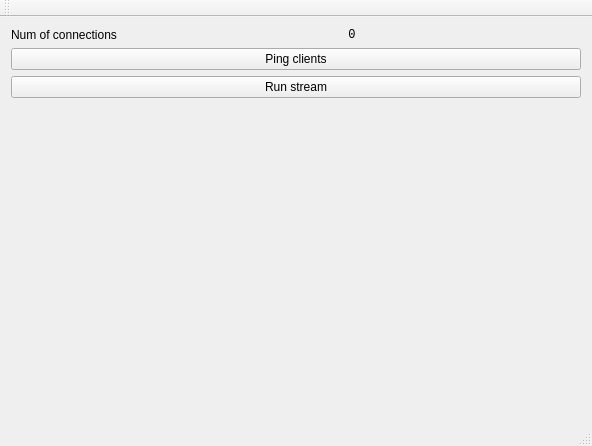
Above: server/main_window.ui from redmoo/P2P-Radio before the change. Below: the same form after it.
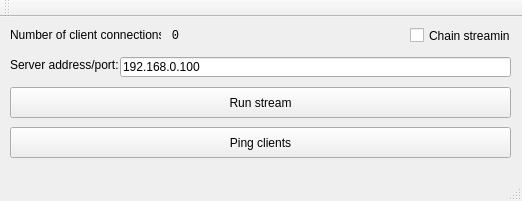
That is the form after the change.

Commit message: IP settings on start, reworked connection sequence.

What changed in the file:
```diff
--- a/server/main_window.ui
+++ b/server/main_window.ui
@@ -6,26 +6,75 @@
    <rect>
     <x>0</x>
     <y>0</y>
-    <width>592</width>
-    <height>446</height>
+    <width>522</width>
+    <height>201</height>
    </rect>
   </property>
   <property name="windowTitle">
    <string>MainWindow</string>
   </property>
   <widget class="QWidget" name="centralWidget">
-   <layout class="QGridLayout" name="gridLayout">
-    <item row="0" column="0">
-     <layout class="QFormLayout" name="formLayout">
-      <item row="0" column="0">
-       <widget class="QLabel" name="connCounterLabel">
+   <widget class="QLineEdit" name="connectionInfoLine">
+    <property name="geometry">
+     <rect>
+      <x>120</x>
+      <y>40</y>
+      <width>391</width>
+      <height>20</height>
+     </rect>
+    </property>
         <property name="text">
-         <string>Num of connections</string>
-        </property>
-       </widget>
-      </item>
-      <item row="0" column="1">
+     <string>192.168.0.100</string>
+    </property>
+   </widget>
+   <widget class="QLabel" name="label">
+    <property name="geometry">
+     <rect>
+      <x>10</x>
+      <y>40</y>
+      <width>111</width>
+      <height>16</height>
+     </rect>
+    </property>
+    <property name="text">
+     <string>Server address/port:</string>
+    </property>
+   </widget>
+   <widget class="QPushButton" name="pingCLientsButton">
+    <property name="geometry">
+     <rect>
+      <x>10</x>
+      <y>110</y>
+      <width>501</width>
+      <height>31</height>
+     </rect>
+    </property>
+    <property name="text">
+     <string>Ping clients</string>
+    </property>
+   </widget>
+   <widget class="QPushButton" name="startStream">
+    <property name="geometry">
+     <rect>
+      <x>10</x>
+      <y>70</y>
+      <width>501</width>
+      <height>31</height>
+     </rect>
+    </property>
+    <property name="text">
+     <string>Run stream</string>
+    </property>
+   </widget>
        <widget class="QLabel" name="numConnections">
+    <property name="geometry">
+     <rect>
+      <x>160</x>
+      <y>11</y>
+      <width>31</width>
+      <height>16</height>
+     </rect>
+    </property>
         <property name="font">
          <font>
           <family>Consolas</family>
@@ -38,24 +87,38 @@
          <set>Qt::AlignCenter</set>
         </property>
        </widget>
-      </item>
-      <item row="1" column="0" colspan="2">
-       <widget class="QPushButton" name="pingCLientsButton">
+   <widget class="QLabel" name="connCounterLabel">
+    <property name="geometry">
+     <rect>
+      <x>10</x>
+      <y>10</y>
+      <width>151</width>
+      <height>16</height>
+     </rect>
+    </property>
         <property name="text">
-         <string>Ping clients</string>
-        </property>
-       </widget>
-      </item>
-      <item row="2" column="0" colspan="2">
-       <widget class="QPushButton" name="startStream">
+     <string>Number of client connections:</string>
+    </property>
+   </widget>
+   <widget class="QCheckBox" name="chainCheckBox">
+    <property name="geometry">
+     <rect>
+      <x>410</x>
+      <y>10</y>
+      <width>100</width>
+      <height>17</height>
+     </rect>
+    </property>
+    <property name="layoutDirection">
+     <enum>Qt::LeftToRight</enum>
+    </property>
+    <property name="autoFillBackground">
+     <bool>false</bool>
+    </property>
         <property name="text">
-         <string>Run stream</string>
-        </property>
-       </widget>
-      </item>
-     </layout>
-    </item>
-   </layout>
+     <string>Chain streaming</string>
+    </property>
+   </widget>
   </widget>
   <widget class="QMenuBar" name="menuBar">
    <property name="geometry">
```
Left out of the diff: 4 changed lines with no effect on the pictures. Lines whose indentation alone changed are shown as unchanged. The commit also changes 14 other files.
